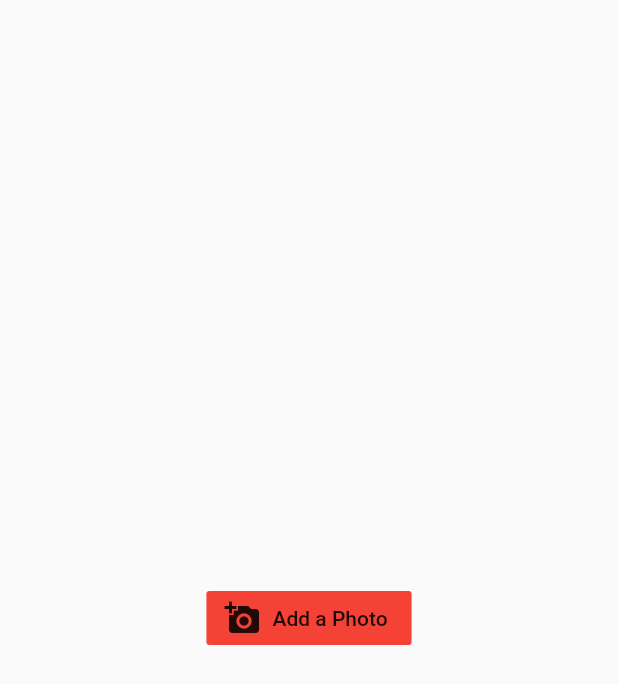
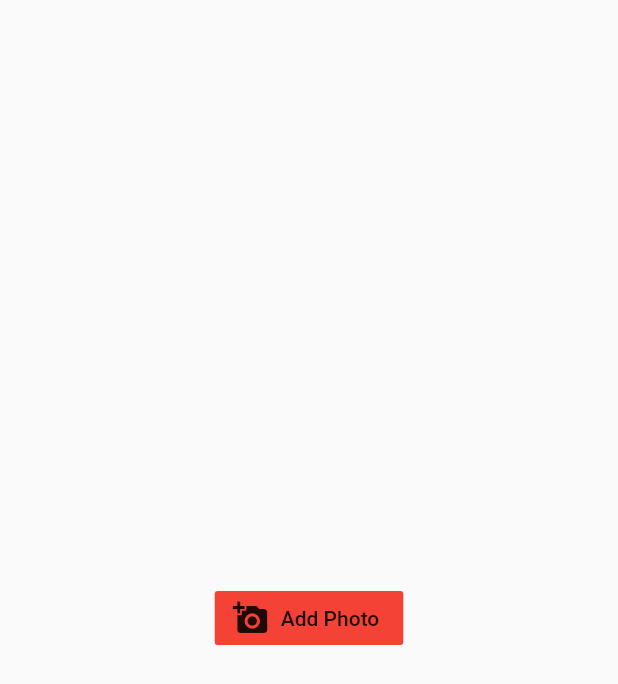
Before and after one commit to TheSecretIron/flutter_apptest1, a Flutter app: the Info screen opened directly, on a phone screen of 412 x 824 dp. Shown: the top 684 px of the screen. Run offline on Flutter 3.47's test engine with Material 2 defaults, Android fonts, the phone set to English and light mode, and no system bars; our stand-ins replace curved_navigation_bar.

Commit message:
The Big Update

```diff
--- a/lib/info.dart
+++ b/lib/info.dart
@@ -9,7 +9,7 @@ class Info extends StatelessWidget {
         child: FlatButton.icon(
           color: Colors.red,
           icon: Icon(Icons.add_a_photo), //`Icon` to display
-          label: Text('Add a Photo'), //`Text` to display
+          label: Text('Add Photo'), //`Text` to display
           onPressed: () {},
         ),
       ),
```
